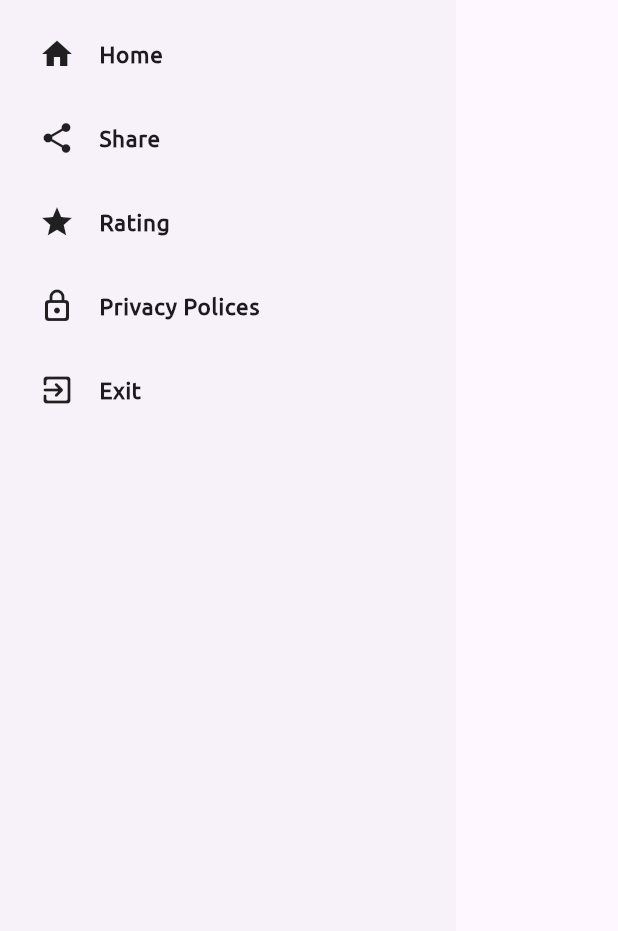
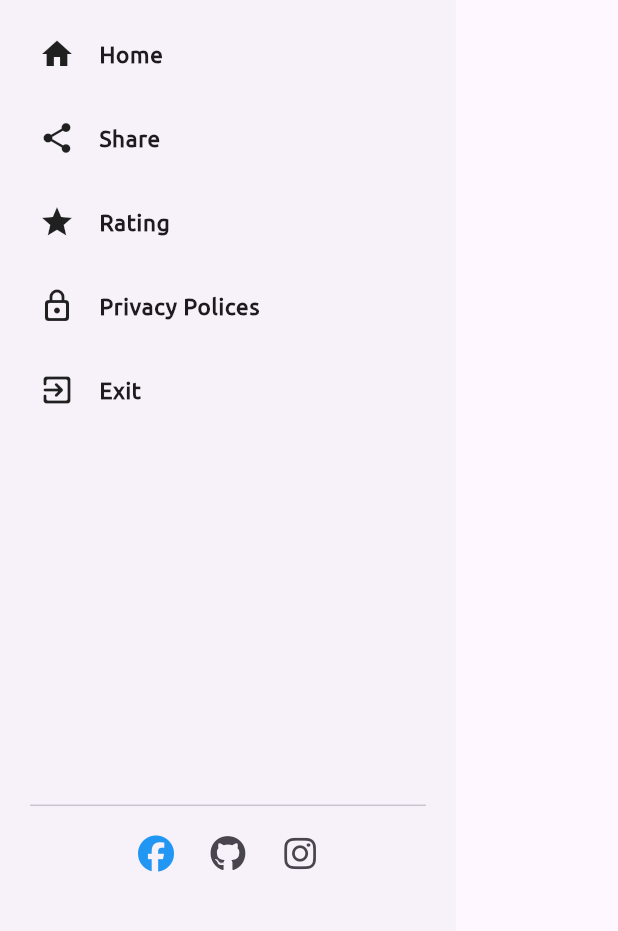
Before and after one commit to Nishan-Pradhan06/Flutter_E-Note-App, a Flutter app: the NavDrawer widget shown alone on an empty page, opened directly, on a phone screen of 412 x 824 dp, the part 242-1173 px from its top. Run offline on Flutter 3.47's test engine with Material 3 defaults, Android fonts, the phone set to English and light mode, and no system bars; our stand-ins replace animated_splash_screen, font_awesome_flutter, google_mobile_ads, lottie, rating_dialog, share; missing offline and left inert: bulleted_list; network calls fail.

Commit message:
added social-icons on drawers

```diff
--- a/lib/action_button/floating_action_button.dart
+++ b/lib/action_button/floating_action_button.dart
@@ -55,8 +55,7 @@ class _ActionButtonState extends State<ActionButton> {
           ),
         ),
       ),
-
-      body: SizedBox(
+      body: const SizedBox(
         child: TopicsList(),
       ),
       backgroundColor: const Color.fromARGB(130, 173, 223, 241),
--- a/lib/drawer/drawer.dart
+++ b/lib/drawer/drawer.dart
@@ -6,6 +6,8 @@ import 'package:share/share.dart';
 import 'package:rating_dialog/rating_dialog.dart';
 // import 'package:computer_12/topics/topics.dart';
 // import 'package:computer_12/action_button/floating_action_button.dart';
+// import 'package:flutter_social_button/flutter_social_button.dart';
+import 'package:font_awesome_flutter/font_awesome_flutter.dart';
 
 //slide nav bar drawer
 class NavDrawer extends StatefulWidget {
@@ -24,12 +26,18 @@ class _NavDrawerState extends State<NavDrawer> {
       builder: (context) {
         return Padding(
           padding: const EdgeInsets.symmetric(horizontal: 0.2),
-          child: RatingDialog(
+          child: rateDilogPopUp(),
+        );
+      },
+    );
+  }
+
+  RatingDialog rateDilogPopUp() {
+    return RatingDialog(
       initialRating: 1.0,
       title: const Text(
         'Rate Us',
-              textHeightBehavior:
-                  TextHeightBehavior(applyHeightToFirstAscent: true),
+        textHeightBehavior: TextHeightBehavior(applyHeightToFirstAscent: true),
         softWrap: true,
         textAlign: TextAlign.center,
         style: TextStyle(
@@ -53,9 +61,6 @@ class _NavDrawerState extends State<NavDrawer> {
       onCancelled: () => print('cancelled'),
       onSubmitted: (response) {
         print('rating:${response.rating},comment:${response.comment}');
-            },
-          ),
-        );
       },
     );
   }
@@ -208,6 +213,46 @@ class _NavDrawerState extends State<NavDrawer> {
               },
             ),
           ),
+
+          SizedBox(
+            height: MediaQuery.of(context).size.height / 2.7,
+            child: Column(
+              mainAxisAlignment: MainAxisAlignment.end,
+              children: [
+                const Divider(
+                  indent: 20,
+                  endIndent: 20,
+                ),
+                Row(
+                  mainAxisAlignment: MainAxisAlignment.center,
+                  children: [
+                    IconButton(
+                        icon: const FaIcon(
+                          FontAwesomeIcons.facebook,
+                          color: Colors.blue,
+                        ),
+                        onPressed: () {
+                          print("Pressed");
+                        }),
+                    IconButton(
+                      icon: const FaIcon(
+                        FontAwesomeIcons.github,
+                      ),
+                      onPressed: () {
+                        print("Pressed Github");
+                      },
+                    ),
+                    IconButton(
+                      icon: const FaIcon(FontAwesomeIcons.instagram),
+                      onPressed: () {
+                        print("Pressed");
+                      },
+                    ),
+                  ],
+                )
+              ],
+            ),
+          )
         ],
       ),
     );
--- a/pubspec.yaml
+++ b/pubspec.yaml
@@ -37,6 +37,8 @@ dependencies:
   google_mobile_ads: ^3.1.0
   url_launcher: ^6.1.5
   highlight_text: ^1.4.1
+  flutter_social_button: ^1.1.4+1
+  font_awesome_flutter: ^10.6.0
 
 dev_dependencies:
   flutter_test:
```
Also changed, not shown: images/unit_1/data_dbms.jpg, images/unit_1/eg.3.png, images/unit_1/eg222.jpg, images/unit_1/eg4.png, images/unit_1/eg5.png, images/unit_1/eg6.png, images/unit_2/Full-duplex.jpg, images/unit_2/half-duplex.jpg, images/unit_2/internet_intranet.jpg, images/unit_2/simplex.jpg, images/unit_5/eg11.png, images/unit_5/eg22.png, images/unit_6/component_system.png, images/unit_6/informationsystem.png, 2 more files. Lines whose indentation alone changed are shown as unchanged.
